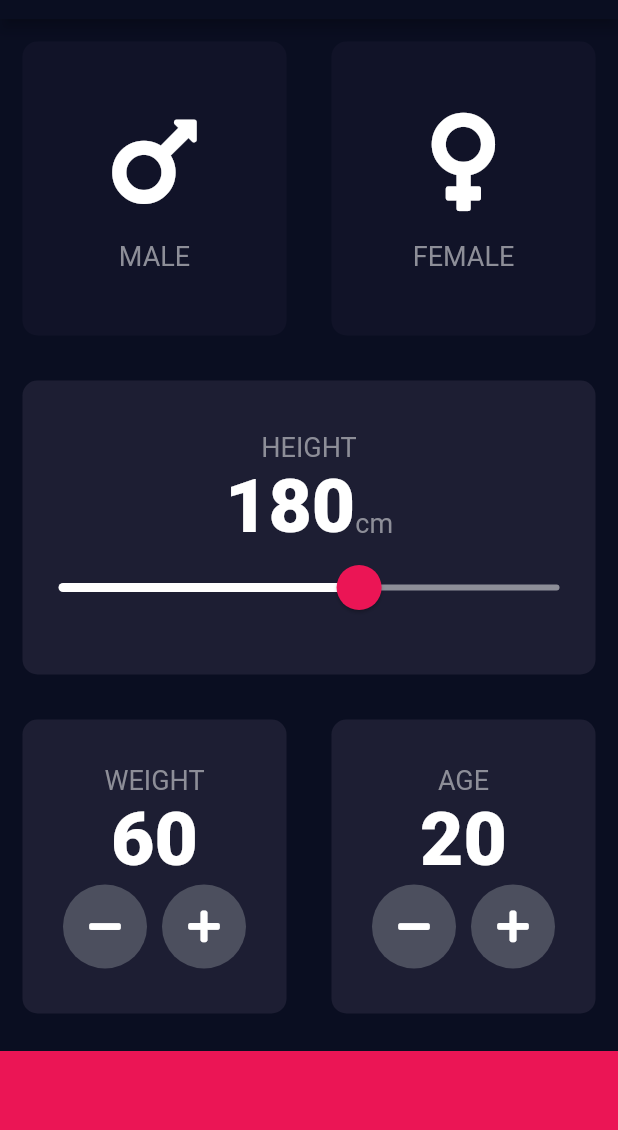
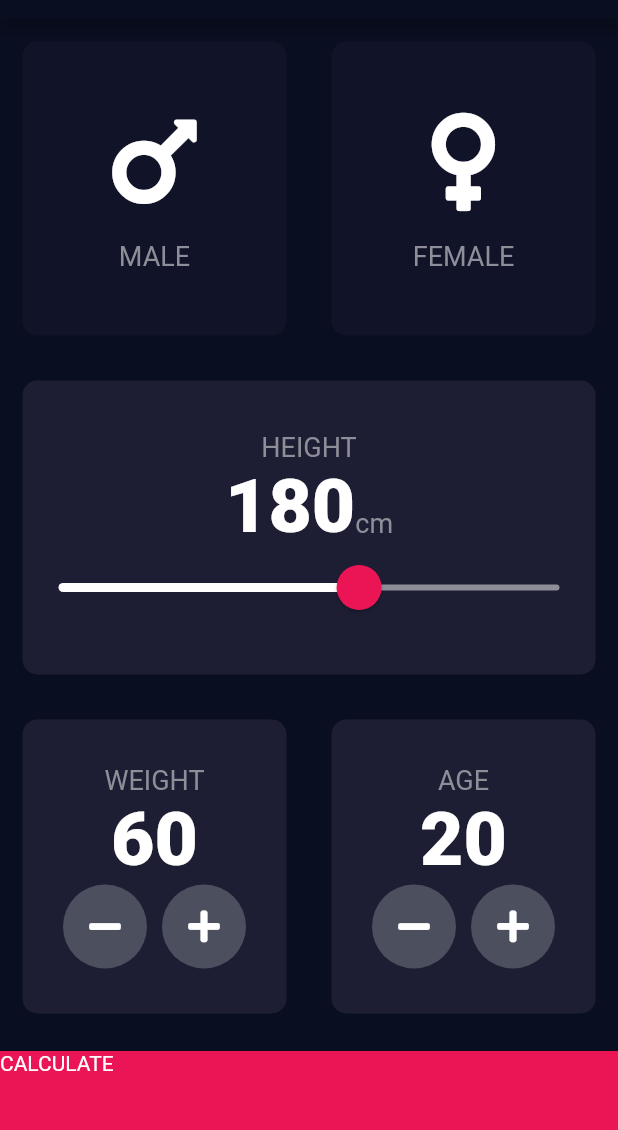
Before and after one commit to fabiovalinhos/BMI_calculator, a Flutter app: the screen it shows after launch, on a phone screen of 412 x 824 dp, the part 65-1195 px from its top. Run offline on Flutter 3.47's test engine with Material 2 defaults, Android fonts, the phone set to English and light mode, and no system bars; our stand-ins replace font_awesome_flutter.

Commit message:
Adicionando uma segunda tela

```diff
--- a/lib/contants.dart
+++ b/lib/contants.dart
@@ -1,9 +1,9 @@
 import 'package:flutter/material.dart';
 
-const kBottomContainerHeight = 80.0;
 const kActiveCardColour = Color(0xFF1D1E33);
 const kInactiveCardColour = Color(0xFF111328);
 const kBottomContainerColour = Color(0xFFEB1555);
+const kBottomContainerHeight = 80.0;
 
 const kNumberTextStyle = TextStyle(
   fontSize: 50.0,
--- a/lib/input_page.dart
+++ b/lib/input_page.dart
@@ -1,4 +1,5 @@
 import 'package:bmi_calculator/contants.dart';
+import 'package:bmi_calculator/results_page.dart';
 import 'package:bmi_calculator/reusable_card.dart';
 import 'package:flutter/material.dart';
 import 'package:font_awesome_flutter/font_awesome_flutter.dart';
@@ -209,11 +210,18 @@ class _InputPageState extends State<InputPage> {
               ],
             ),
           ),
-          Container(
-            color: kBottomContainerColour,
-            margin: EdgeInsets.only(top: 10.0),
-            width: double.infinity,
-            height: kBottomContainerHeight,
+          GestureDetector(
+            onTap: () {
+              Navigator.push(context,
+                  MaterialPageRoute(builder: (context) => ResultsPage()));
+            },
+            child: Container(
+              child: Text('CALCULATE'),
+              color: kBottomContainerColour,
+              margin: EdgeInsets.only(top: 10.0),
+              width: double.infinity,
+              height: kBottomContainerHeight,
+            ),
           ),
         ],
       ),
```
Also changed, not shown: lib/results_page.dart (added, +13 -0 lines).
